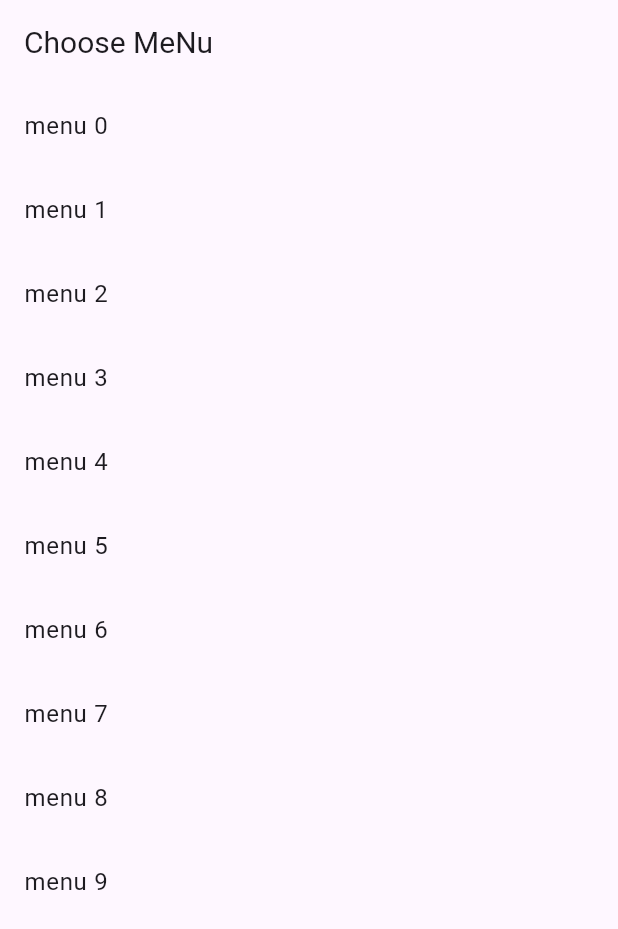
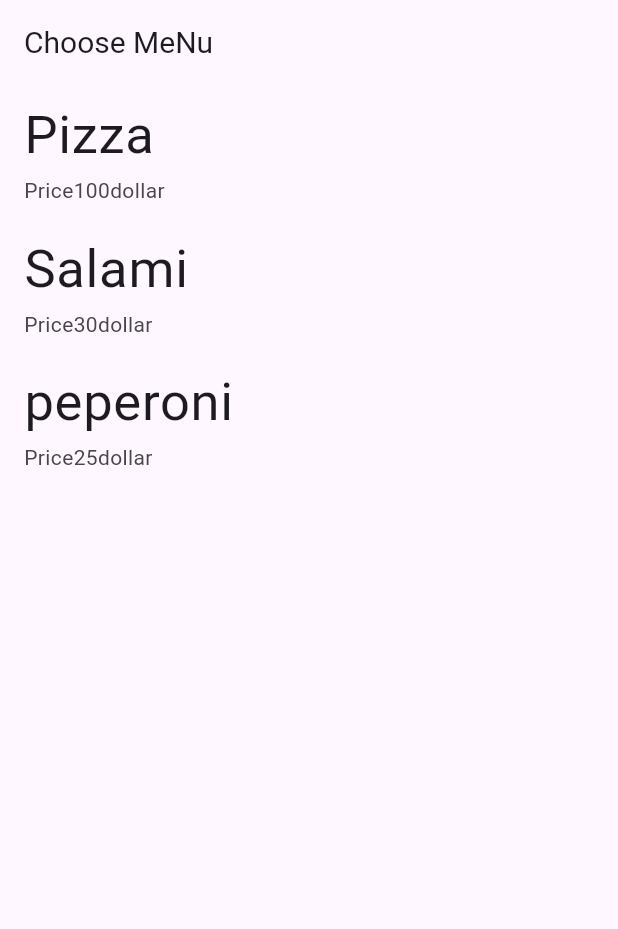
Before and after one commit to DevSNN8/App_Flutter, a Flutter app: the screen it shows after launch, on a phone screen of 412 x 824 dp. Shown: the top 929 px of the screen. Run offline on Flutter 3.47's test engine with Material 3 defaults, Android fonts, the phone set to English and light mode, and no system bars.

Commit message:
food menu

```diff
--- /dev/null
+++ b/lib/FoodMenu.dart
@@ -0,0 +1,6 @@
+class Foodmenu {
+  String name;
+  String price;
+
+  Foodmenu(this.name, this.price);
+}
--- a/lib/main.dart
+++ b/lib/main.dart
@@ -1,4 +1,5 @@
 import 'package:flutter/material.dart';
+import 'FoodMenu.dart';
 
 void main() {
   runApp(Myapp());
@@ -25,7 +26,11 @@ class Myhomepage extends StatefulWidget {
 }
 
 class _MyhomepageState extends State<Myhomepage> {
-  int number = 0;
+  List<Foodmenu> menu = [
+    Foodmenu("Pizza", "100"),
+    Foodmenu("Salami", "30"),
+    Foodmenu("peperoni", "25")
+  ];
 
   @override
   Widget build(BuildContext context) {
@@ -39,10 +44,15 @@ class _MyhomepageState extends State<Myhomepage> {
           ),
         ),
         body: ListView.builder(
-            itemCount: 10,
+            itemCount: menu.length,
             itemBuilder: (BuildContext, int index) {
+              Foodmenu food = menu[index];
               return ListTile(
-                title: Text("menu $index"),
+                title: Text(
+                  food.name,
+                  style: TextStyle(fontSize: 35),
+                ),
+                subtitle: Text("Price" + food.price + "dollar"),
               );
             }));
   }
```
